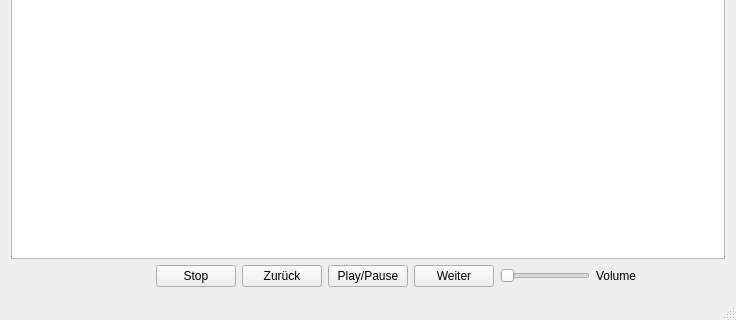
Before: the Qt Designer form arkecho_player/arkecho_player/Ui/ArkEchoPlayerView.ui in ArkEcho/arkecho_player, drawn with Qt 5; both pictures show x 0 to 736 and y 201 to 521 of the 736 by 521 pixel window.
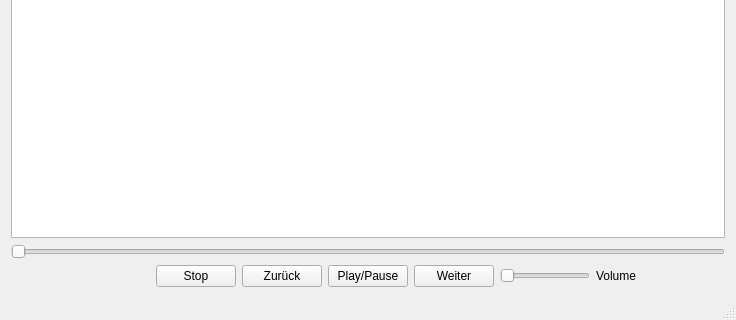
After: the same form once the commit is applied.

Commit message: Implemented Slider for Song Duration

```diff
--- a/arkecho_player/arkecho_player/Ui/ArkEchoPlayerView.ui
+++ b/arkecho_player/arkecho_player/Ui/ArkEchoPlayerView.ui
@@ -18,7 +18,17 @@
     <item row="0" column="0" colspan="3">
      <widget class="QTableWidget" name="twTrackList"/>
     </item>
-    <item row="1" column="0">
+    <item row="1" column="0" colspan="3">
+     <widget class="QSlider" name="sliderDuration">
+      <property name="maximum">
+       <number>100</number>
+      </property>
+      <property name="orientation">
+       <enum>Qt::Horizontal</enum>
+      </property>
+     </widget>
+    </item>
+    <item row="2" column="0">
      <layout class="QHBoxLayout" name="horizontalLayout_2">
       <item>
        <spacer name="horizontalSpacer">
@@ -42,7 +52,7 @@
       </item>
      </layout>
     </item>
-    <item row="1" column="1">
+    <item row="2" column="1">
      <layout class="QHBoxLayout" name="horizontalLayout">
       <item>
        <widget class="QPushButton" name="pbBackward">
@@ -67,7 +77,7 @@
       </item>
      </layout>
     </item>
-    <item row="1" column="2">
+    <item row="2" column="2">
      <layout class="QHBoxLayout" name="horizontalLayout_3">
       <item>
        <widget class="QSlider" name="sliderVolume">
```
The commit also changes 2 other files.
